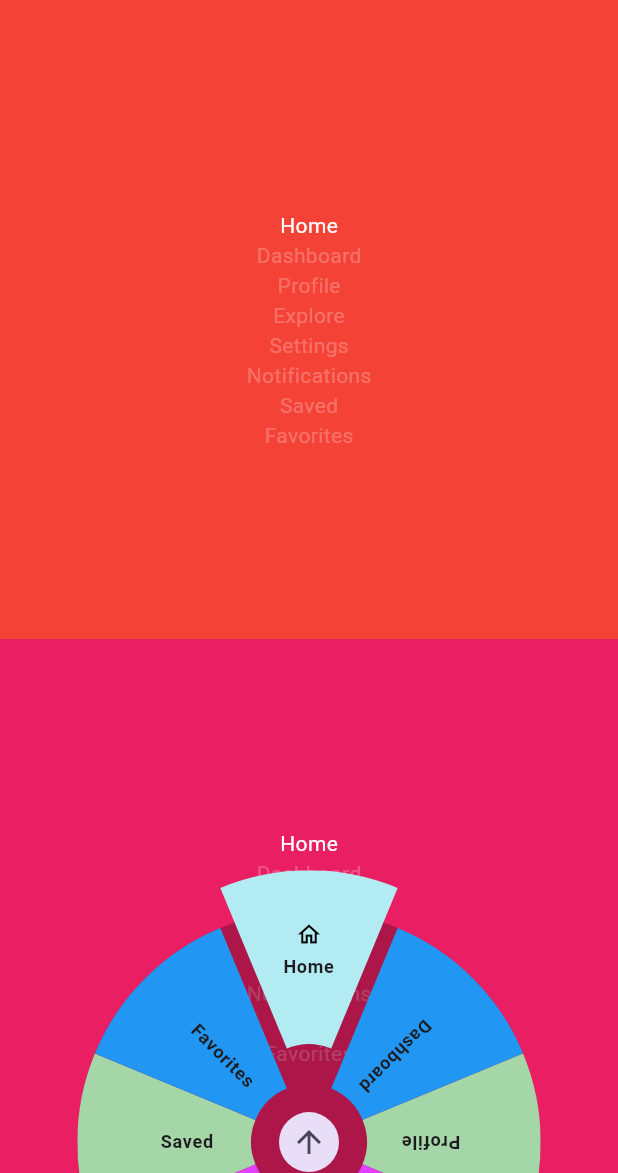
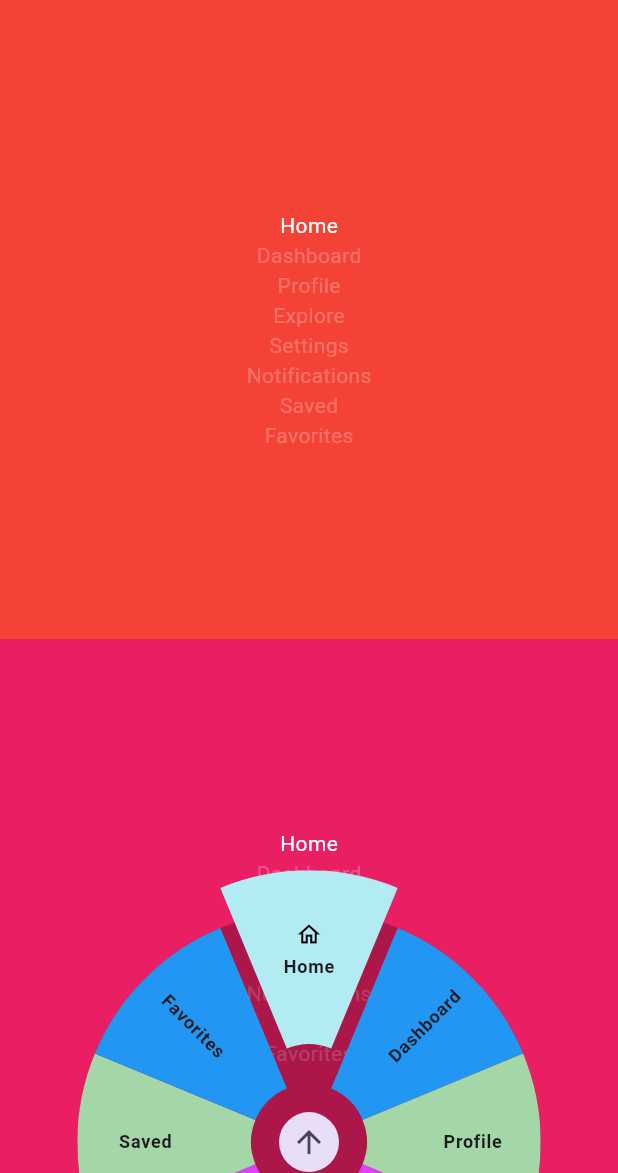
Before and after one commit to sfatihy/circle_bnb, a Flutter app: the screen it shows after launch, on a phone screen of 412 x 824 dp, the part 63-1236 px from its top. Run offline on Flutter 3.47's test engine with Material 3 defaults, Android fonts, the phone set to English and light mode, and no system bars.

Commit message:
Fix: Improved text rotation and sizing in circular navigation
The text labels in the circular navigation now rotate smoothly to the correct orientation instead of statically turning. This has been achieved by calculating the shortest rotational path for each item.

Additionally, the text container for the top item has been resized, and `FittedBox` is now used to prevent text overflow issues.

```diff
--- a/lib/widget/circular_navigation_widget.dart
+++ b/lib/widget/circular_navigation_widget.dart
@@ -118,6 +118,25 @@ class _CircleItem extends StatelessWidget {
           builder: (context, isDone, _) {
             final isTop = index == topIndex;
 
+            final itemCount = controller.widget.items.length;
+            int offset = index - topIndex;
+            if (offset > itemCount / 2) {
+              offset -= itemCount;
+            } else if (offset < -itemCount / 2) {
+              offset += itemCount;
+            }
+
+            int quarterTurns;
+            if (isTop) {
+              quarterTurns = 0;
+            } else if (offset > 0) {
+              // Left side
+              quarterTurns = -1;
+            } else {
+              // Right side (and bottom)
+              quarterTurns = 1;
+            }
+
             return OverflowBox(
               maxWidth: controller.widget.size.width * ((isDone && isTop) ? 1.15 : 1),
               maxHeight: controller.widget.size.width * ((isDone && isTop) ? 1.15 : 1),
@@ -157,10 +176,20 @@ class _CircleItem extends StatelessWidget {
                                     ),
                                   ],
                                 ),
-                              RotatedBox(
-                                quarterTurns: isTop ? 0 : 1,
+                              TweenAnimationBuilder<double>(
+                                tween: Tween<double>(end: quarterTurns * pi / 2),
+                                duration: const Duration(milliseconds: 300),
+                                curve: Curves.easeInOut,
+                                builder: (context, angle, child) {
+                                  return Transform.rotate(
+                                    angle: angle,
+                                    child: child,
+                                  );
+                                },
                                 child: SizedBox(
-                                  width: controller.widget.size.width * 0.3,
+                                  width: controller.widget.size.width * (index == topIndex ? 0.2 : 0.275),
+                                  child: FittedBox(
+                                    fit: BoxFit.scaleDown,
                                     child: Text(
                                       controller.widget.items[index].title,
                                       style: Theme.of(context).textTheme.bodyLarge?.copyWith(
@@ -168,8 +197,8 @@ class _CircleItem extends StatelessWidget {
                                         fontWeight: FontWeight.w600,
                                       ),
                                       maxLines: 1,
-                                    overflow: TextOverflow.fade,
                                       textAlign: TextAlign.center,
+                                    ),
                                   ),
                                 ),
                               ),
```
Lines whose indentation alone changed are shown as unchanged.
